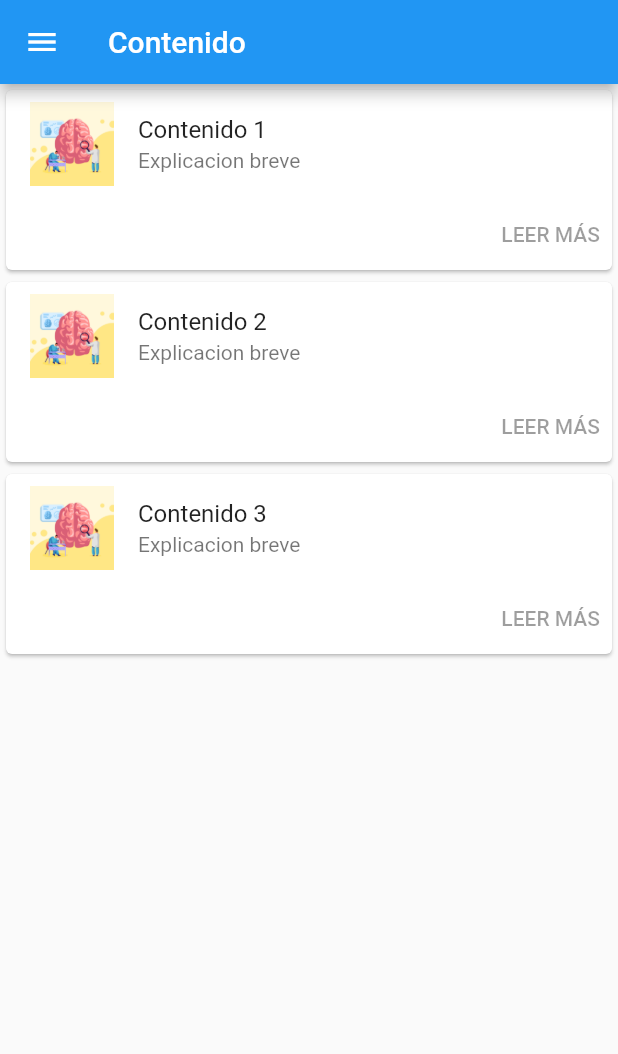
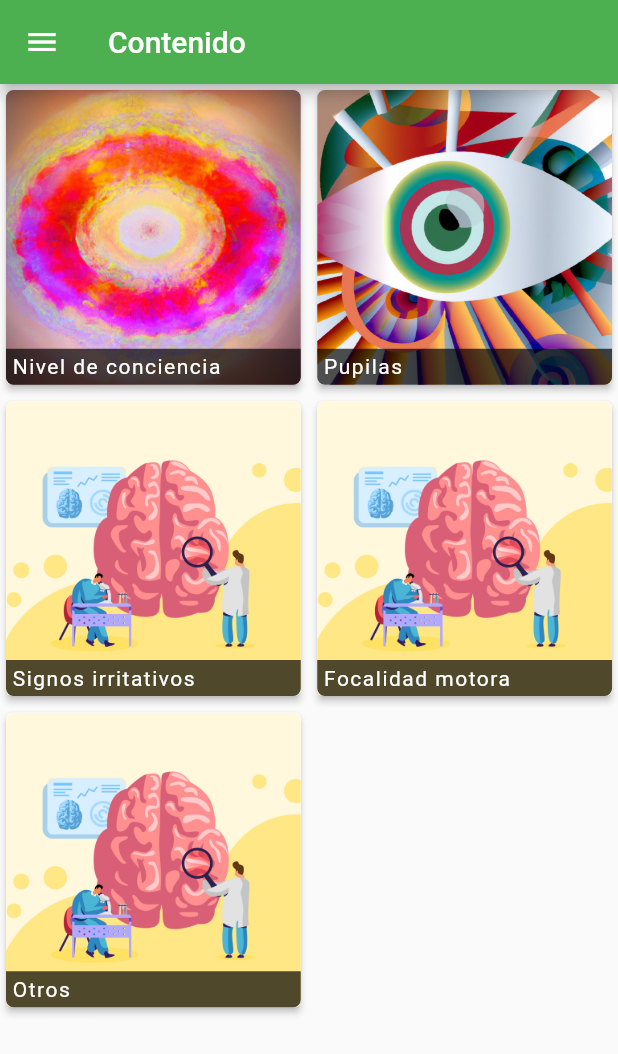
Before and after one commit to addielmoldes/tce, a Flutter app: the screen it shows after launch, on a phone screen of 412 x 824 dp. Shown: the top 1054 px of the screen. Run offline on Flutter 3.47's test engine with Material 2 defaults, Android fonts, the light colour scheme and no system bars.

Commit message:
gridview structure

```diff
--- /dev/null
+++ b/lib/content/content.dart
@@ -0,0 +1,14 @@
+import 'package:flutter/material.dart';
+
+class Content extends StatelessWidget {
+  const Content({super.key});
+
+  @override
+  Widget build(BuildContext context) {
+    return Scaffold(
+      appBar: AppBar(
+        title: const Text('Contenido 1'),
+      ),
+    );
+  }
+}
--- /dev/null
+++ b/lib/info.dart
@@ -0,0 +1,14 @@
+import 'package:flutter/material.dart';
+
+class Info extends StatelessWidget {
+  const Info({super.key});
+
+  @override
+  Widget build(BuildContext context) {
+    return Scaffold(
+      appBar: AppBar(
+        title: const Text('Información'),
+      ),
+    );
+  }
+}
--- a/lib/main.dart
+++ b/lib/main.dart
@@ -1,10 +1,31 @@
 import 'package:flutter/material.dart';
+import 'package:tce/info.dart';
+import 'package:tce/content/content.dart';
 
 void main() {
-  runApp(const MaterialApp(
+  runApp(const MyApp());
+}
+
+class MyApp extends StatefulWidget {
+  const MyApp({super.key});
+
+  @override
+  State<MyApp> createState() => _MyAppState();
+}
+
+class _MyAppState extends State<MyApp> {
+  @override
+  Widget build(BuildContext context) {
+    return MaterialApp(
       title: 'TCE',
-    home: Home(),
-  ));
+      home: const Home(),
+      theme: ThemeData(
+        useMaterial3: false,
+        primarySwatch: Colors.green,
+        // colorScheme: const ColorScheme.dark(),
+      ),
+    );
+  }
 }
 
 class Home extends StatelessWidget {
@@ -17,75 +38,120 @@ class Home extends StatelessWidget {
         title: const Text('Contenido'),
       ),
       drawer: Drawer(
-          child: ListView(children: const <Widget>[
-        DrawerHeader(
+        child: ListView(
+          padding: EdgeInsets.zero,
+          children: <Widget>[
+            const DrawerHeader(
                 decoration: BoxDecoration(
-                color: Colors.blue,
                     image: DecorationImage(
                         image: AssetImage('assets/images/test.jpg'),
                         fit: BoxFit.cover)),
                 child: null),
-        ListTile(
+            const ListTile(
               leading: Icon(Icons.menu_book),
               title: Text('Contenido'),
             ),
-        ListTile(
+            const ListTile(
               leading: Icon(Icons.fact_check),
               title: Text('Evaluar'),
             ),
-        Divider(),
+            const Divider(),
             ListTile(
-          leading: Icon(Icons.info),
-          title: Text('Info'),
-        )
-      ])),
-      body: ListView(
+              leading: const Icon(Icons.info),
+              title: const Text('Información'),
+              onTap: () => Navigator.push(
+                context,
+                MaterialPageRoute(
+                  builder: (context) => const Info(),
+                ),
+              ),
+            ),
+          ],
+        ),
+      ),
+      body: GridView.count(
+        physics: const BouncingScrollPhysics(),
+        crossAxisCount: 2,
+        mainAxisSpacing: 3.0,
+        crossAxisSpacing: 3.0,
         children: <Widget>[
           customCard(
-              'assets/images/test.jpg', 'Contenido 1', 'Explicacion breve'),
+            'assets/images/consc.JPG',
+            'Nivel de conciencia',
+            context,
+            const Content(),
+          ),
           customCard(
-              'assets/images/test.jpg', 'Contenido 2', 'Explicacion breve'),
+            'assets/images/pupil.JPG',
+            'Pupilas',
+            context,
+            const Content(),
+          ),
           customCard(
-              'assets/images/test.jpg', 'Contenido 3', 'Explicacion breve')
+            'assets/images/test.jpg',
+            'Signos irritativos',
+            context,
+            const Content(),
+          ),
+          customCard(
+            'assets/images/test.jpg',
+            'Focalidad motora',
+            context,
+            const Content(),
+          ),
+          customCard(
+            'assets/images/test.jpg',
+            'Otros',
+            context,
+            const Content(),
+          ),
         ],
       ),
     );
   }
 }
 
-Widget customCard(String imgPath, text, subText) {
+Widget customCard(imgPath, title, context, route) {
   return Card(
-    child: Column(
-      mainAxisSize: MainAxisSize.min,
-      children: <Widget>[
-        ListTile(
-          leading: Image.asset(imgPath),
-          title: Text(text),
-          subtitle: Text(subText),
+    elevation: 2,
+    child: GestureDetector(
+      onTap: () => Navigator.push(
+        context,
+        MaterialPageRoute(builder: (context) => route),
       ),
-        Row(
-          mainAxisAlignment: MainAxisAlignment.end,
-          children: const <Widget>[
-            TextButton(onPressed: null, child: Text('LEER MÁS'))
-          ],
-        )
-      ],
+      child: GridTile(
+        footer: Container(
+          decoration: const BoxDecoration(
+            borderRadius: BorderRadius.only(
+              bottomLeft: Radius.circular(5),
+              bottomRight: Radius.circular(5),
+            ),
+            color: Color.fromARGB(175, 0, 0, 0),
+          ),
+          padding: const EdgeInsets.all(4.0),
+          child: Text(
+            title,
+            style: const TextStyle(
+              color: Colors.white,
+              fontSize: 14.0,
+              // fontWeight: FontWeight.bold,
+              letterSpacing: 1.0,
+            ),
+          ),
+        ),
+        child: Container(
+          padding: EdgeInsets.zero,
+          decoration: BoxDecoration(
+            image: DecorationImage(
+              image: AssetImage(imgPath),
+              fit: BoxFit.cover,
+            ),
+            borderRadius: const BorderRadius.all(
+              Radius.circular(5),
+            ),
+          ),
+        ),
+      ),
     ),
   );
 }
-
-Widget customDrawerText() {
-  return Column(
-    mainAxisAlignment: MainAxisAlignment.end,
-    children: <Widget>[
-      Row(
-        children: const <Widget>[
-          Text(
-            'Menu',
-            textAlign: TextAlign.start,
-          )
-        ],
-      )
-    ],
-  );
-}
```
Also changed, not shown: assets/images/consc.JPG (added), assets/images/pupil.JPG (added). Lines whose indentation alone changed are shown as unchanged.
